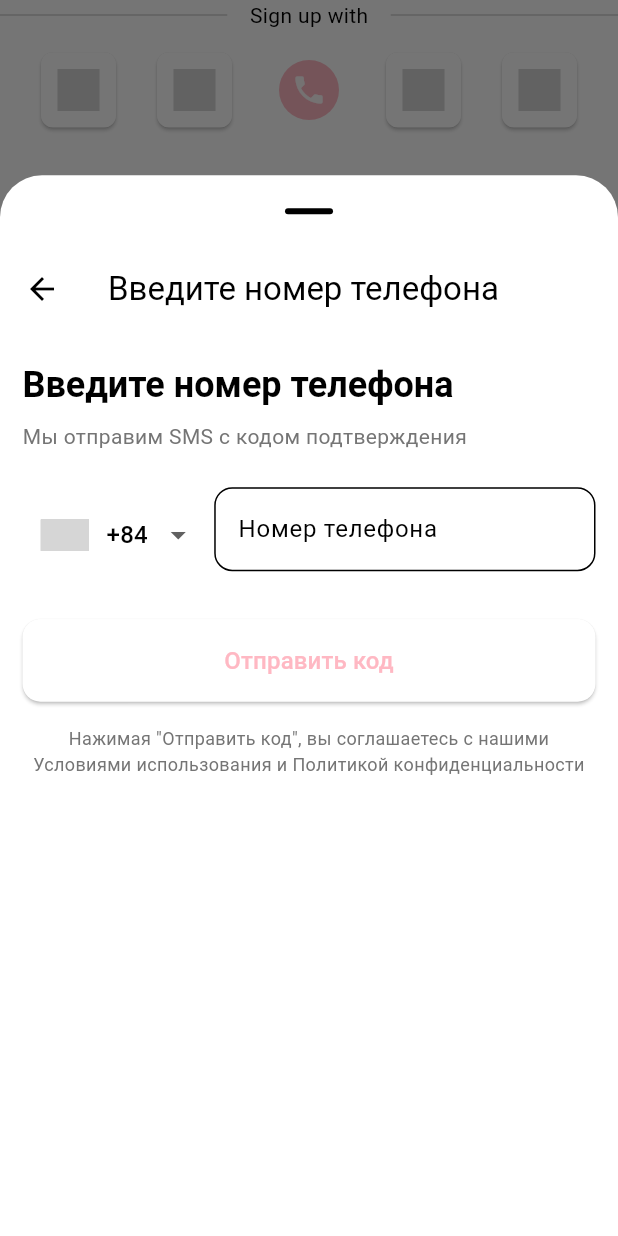
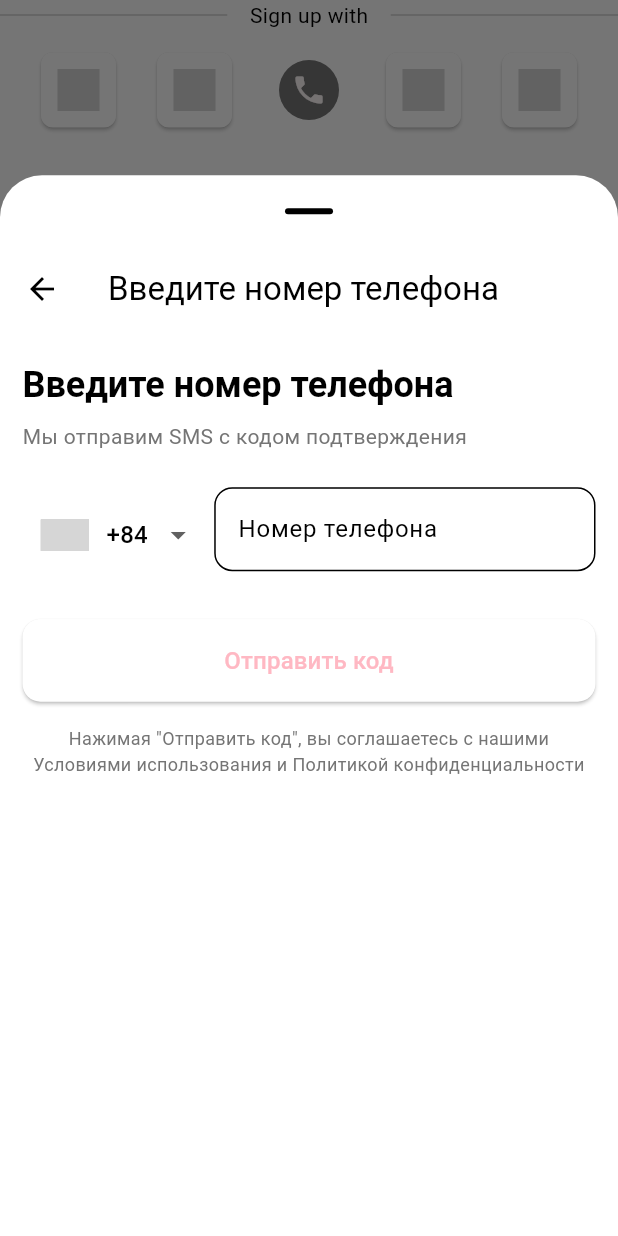
Before and after one commit to jchocola/baby-look-ai, a Flutter app: the LoginViaOtherMethods widget shown alone on an empty page, opened directly, after a tap on the "phone" icon, on a phone screen of 412 x 824 dp. Run offline on Flutter 3.47's test engine with Material 3 defaults, Android fonts, the phone set to English and light mode, and no system bars; drawn by our look-alikes of intl_phone_number_input, toastification; our stand-ins replace animated_text_kit, auth_buttons, dio, dotted_border, equatable, firebase_auth and 15 more; missing offline and left inert: flutter_facebook_auth, flutter_popup, gif_view, wiredash; accounts and stored records are empty; project files that could hold a hidden picture were left out; grey boxes are pictures that could not be loaded.

Commit message:
auth page ui improved

```diff
--- a/lib/features/feature_auth/presentation/auth_page.dart
+++ b/lib/features/feature_auth/presentation/auth_page.dart
@@ -152,7 +152,7 @@ class _AuthPageState extends State<AuthPage>
                           ),
                         ),
                         child: Container(
-                          color: theme.colorScheme.onTertiary,
+                          color: _slidingIndex == 0 ? theme.colorScheme.onTertiary : theme.colorScheme.onPrimary,
                           child: Opacity(
                             opacity: bottomOpacity,
                             child: Center(
@@ -168,7 +168,7 @@ class _AuthPageState extends State<AuthPage>
                                         child:
                                             NoteWidget(
                                                   color:
-                                                      theme.colorScheme.primary,
+                                                      _slidingIndex == 0  ? theme.colorScheme.tertiary :  theme.colorScheme.primary,
                                                   icon: AppIcon.infoIcon,
                                                   note:
                                                       'Первые 500 регистраций этой недели получат 10 БЕСПЛАТНЫХ генераций!',
@@ -221,7 +221,9 @@ class _AuthPageState extends State<AuthPage>
                                                   ? LoginWidget()
                                                   : RegisterWidget(),
                                             ),
-                                            LoginViaOtherMethods(),
+                                            LoginViaOtherMethods(
+                                              phoneAuthColor: _slidingIndex== 0 ? theme.colorScheme.tertiary : theme.colorScheme.primary,
+                                            ),
                                           ],
                                         ),
                                       ),
--- a/lib/features/feature_auth/widget/login_via_other_methods.dart
+++ b/lib/features/feature_auth/widget/login_via_other_methods.dart
@@ -6,8 +6,8 @@ import 'package:flutter/material.dart';
 import 'package:flutter_bloc/flutter_bloc.dart';
 
 class LoginViaOtherMethods extends StatelessWidget {
-  const LoginViaOtherMethods({super.key});
-
+  const LoginViaOtherMethods({super.key, this.phoneAuthColor = Colors.black54});
+  final Color phoneAuthColor;
   @override
   Widget build(BuildContext context) {
     return Column(
@@ -44,6 +44,10 @@ class LoginViaOtherMethods extends StatelessWidget {
             ),
 
             IconButton.filled(
+              style: ButtonStyle(
+                backgroundColor:  WidgetStatePropertyAll(phoneAuthColor),
+              ),
+
               onPressed: () {
                 showModalBottomSheet(
                   context: context,
--- a/lib/features/feature_auth/widget/login_widget.dart
+++ b/lib/features/feature_auth/widget/login_widget.dart
@@ -67,7 +67,7 @@ class _LoginWidgetState extends State<LoginWidget> {
                 },
               );
             },
-            child: Text('Forgot password?'),
+            child: Text('Forgot password?', style: theme.textTheme.titleSmall!.copyWith(color: theme.colorScheme.tertiary),),
           ),
         ),
 
```
Also changed, not shown: 1 other file.
